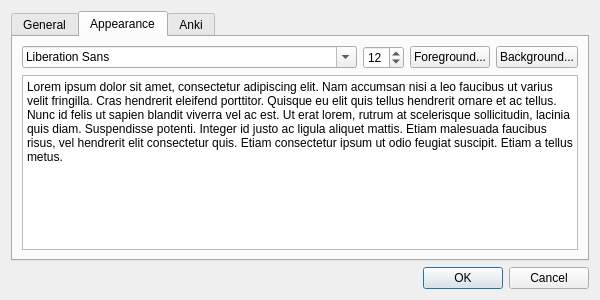
First picture: the form in ui/preferences.ui, repository FooSoft/yomichan-anki, before the edit.
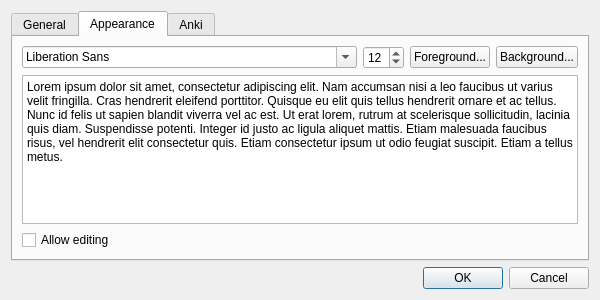
Second picture: the form after the edit. The open tabs and pages were chosen to show the change.

Commit message: Add checkbox to allow editing the main text area

```diff
--- a/ui/preferences.ui
+++ b/ui/preferences.ui
@@ -146,6 +146,13 @@
          </property>
         </widget>
        </item>
+       <item>
+        <widget class="QCheckBox" name="checkAllowEditing">
+         <property name="text">
+          <string>Allow editing</string>
+         </property>
+        </widget>
+       </item>
       </layout>
      </widget>
      <widget class="QWidget" name="tabAnki">
```
The commit also changes 7 other files.
